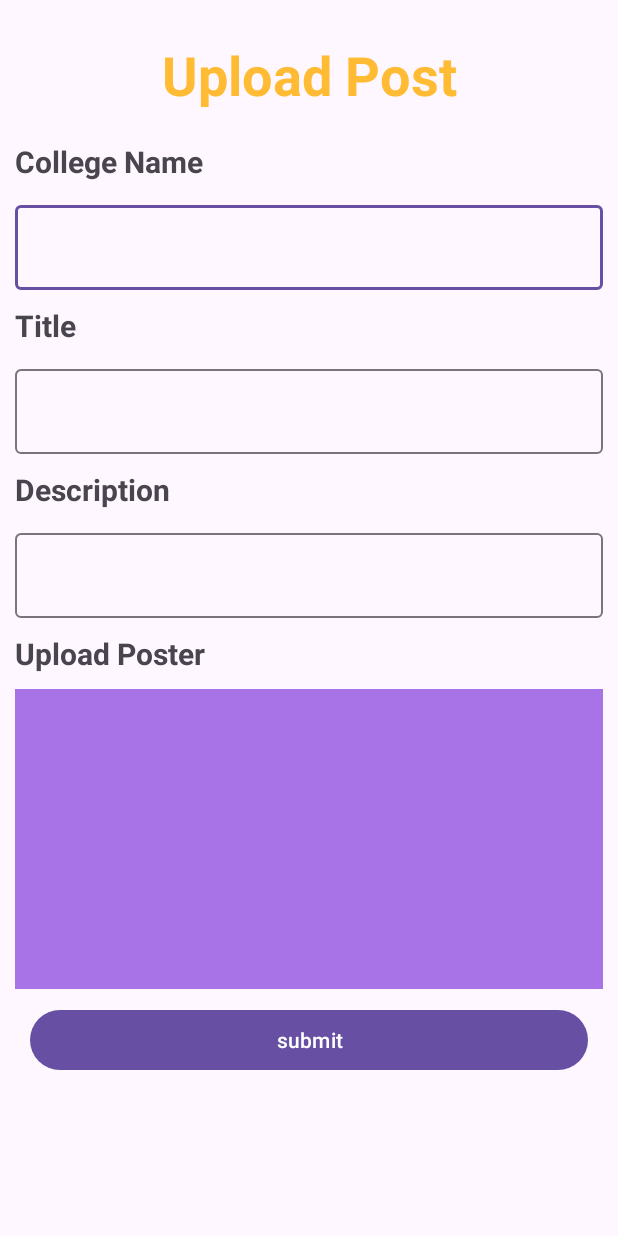
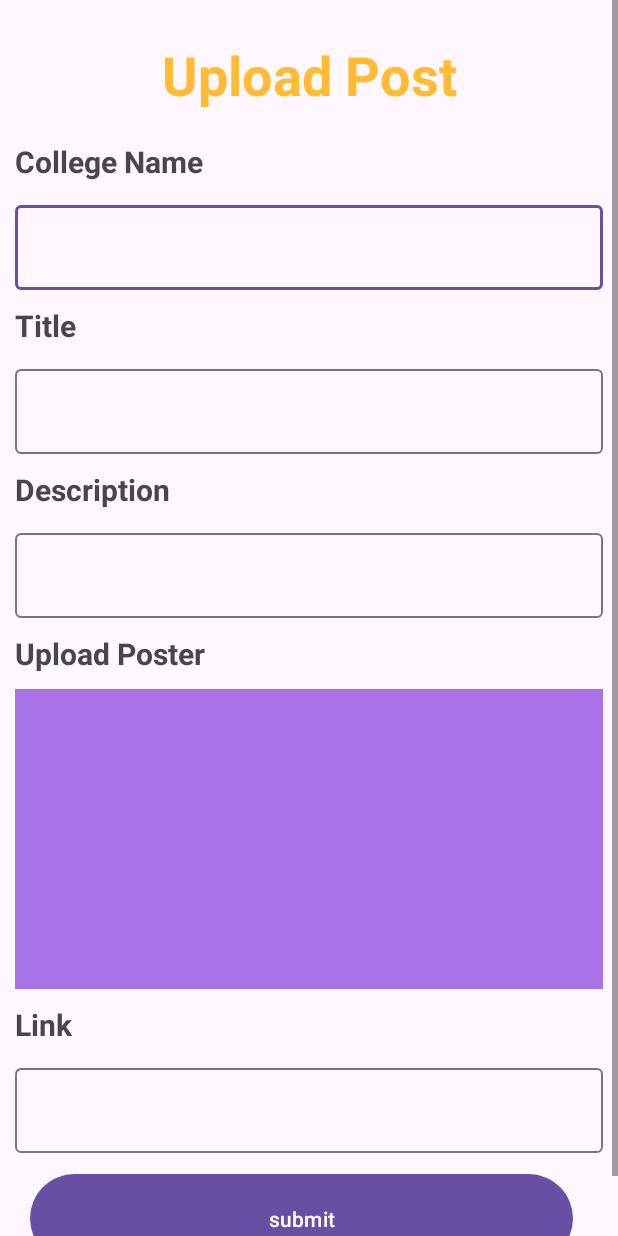
Before and after one commit to BhanukiranG/oneCampus, an Android app: the eventsUpload screen opened directly, with no data from a screen before it, on a phone screen of 412 x 824 dp. Run offline under Robolectric (Android 15) with nearby library versions, the phone set to English and light mode, and no system bars; libraries missing offline, so code that uses them is left out: com.karumi.dexter.

Commit message:
Final commit 21 upload post is done

```diff
--- a/app/src/main/res/layout/activity_events_upload.xml
+++ b/app/src/main/res/layout/activity_events_upload.xml
@@ -101,12 +101,31 @@
                 android:layout_height="200dp"
                 android:id="@+id/productImage"/>
         </RelativeLayout>
-        <Button
+
+        <TextView
+            android:id="@+id/textView1"
+            android:text="Link"
             android:layout_width="match_parent"
             android:layout_height="wrap_content"
-            android:text="submit"
+            android:textSize="20dp"
+            android:textStyle="bold"
+            android:layout_marginTop="10dp"
+            android:layout_marginBottom="10dp" />
+        <com.google.android.material.textfield.TextInputLayout
+            android:layout_width="match_parent"
+            android:layout_height="wrap_content">
+            <com.google.android.material.textfield.TextInputEditText
+                android:layout_width="match_parent"
+                android:layout_height="wrap_content"
+                android:layout_marginTop="10dp" />
+        </com.google.android.material.textfield.TextInputLayout>
+
+        <Button
             android:id="@+id/submit"
-            android:layout_margin="10dp"/>
+            android:layout_width="362dp"
+            android:layout_height="67dp"
+            android:layout_margin="10dp"
+            android:text="submit" />
     </LinearLayout>
 
 </ScrollView>
```
